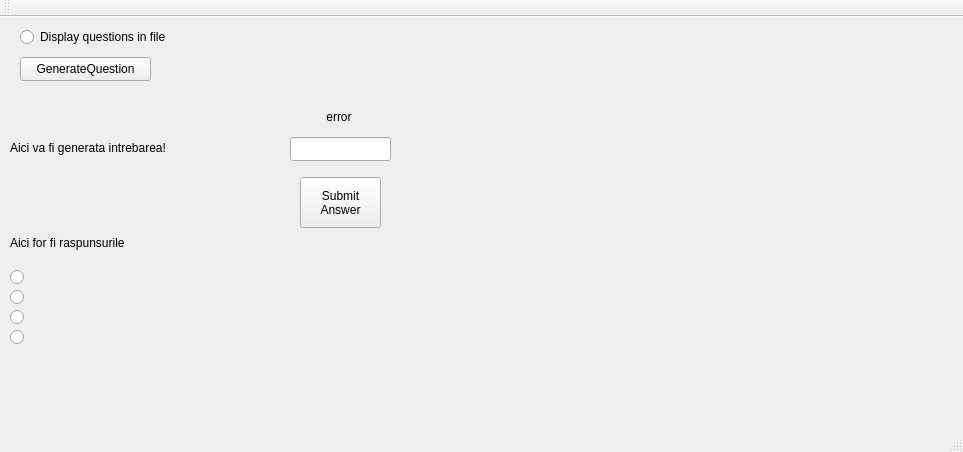
First picture: the form in Triviador/Triviador/Triviador.ui, repository AndreiAndreea/TriviadorMCpp, before the edit.
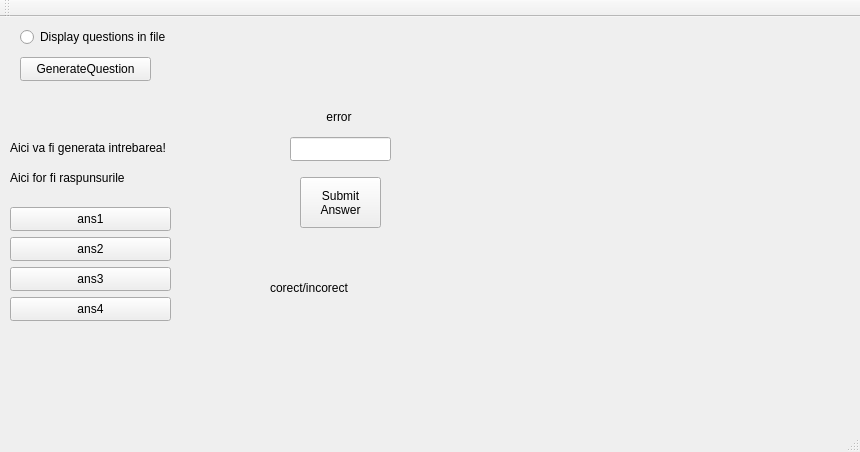
Second picture: the form after the edit.

Commit message: Changed radioButtons in pushButtons. Added CheckMultipleChoiceAnswer method in Triviador class that checks if the current chosen answer is correct. It displays a message whether the answer is correct or the right answer otherwise. Added four methods for each pushButton that call the CheckMultipleChoiceAnswer method to check the selected answer.

The edit to the form file:
```diff
--- a/Triviador/Triviador/Triviador.ui
+++ b/Triviador/Triviador/Triviador.ui
@@ -6,7 +6,7 @@
    <rect>
     <x>0</x>
     <y>0</y>
-    <width>963</width>
+    <width>860</width>
     <height>452</height>
    </rect>
   </property>
@@ -60,9 +60,9 @@
     <property name="geometry">
      <rect>
       <x>10</x>
-      <y>210</y>
-      <width>121</width>
-      <height>31</height>
+      <y>150</y>
+      <width>151</width>
+      <height>21</height>
      </rect>
     </property>
     <property name="text">
@@ -125,56 +125,69 @@
      <bool>true</bool>
     </property>
    </widget>
-   <widget class="QRadioButton" name="mc_ans1">
+   <widget class="QLabel" name="mc_answerVerdict">
+    <property name="geometry">
+     <rect>
+      <x>270</x>
+      <y>230</y>
+      <width>291</width>
+      <height>81</height>
+     </rect>
+    </property>
+    <property name="text">
+     <string>corect/incorect</string>
+    </property>
+   </widget>
+   <widget class="QPushButton" name="mc_ans1">
+    <property name="geometry">
+     <rect>
+      <x>10</x>
+      <y>190</y>
+      <width>161</width>
+      <height>24</height>
+     </rect>
+    </property>
+    <property name="text">
+     <string>ans1</string>
+    </property>
+   </widget>
+   <widget class="QPushButton" name="mc_ans2">
+    <property name="geometry">
+     <rect>
+      <x>10</x>
+      <y>220</y>
+      <width>161</width>
+      <height>24</height>
+     </rect>
+    </property>
+    <property name="text">
+     <string>ans2</string>
+    </property>
+   </widget>
+   <widget class="QPushButton" name="mc_ans3">
     <property name="geometry">
      <rect>
       <x>10</x>
       <y>250</y>
-      <width>191</width>
-      <height>20</height>
+      <width>161</width>
+      <height>24</height>
      </rect>
     </property>
     <property name="text">
-     <string/>
+     <string>ans3</string>
     </property>
    </widget>
-   <widget class="QRadioButton" name="mc_ans2">
+   <widget class="QPushButton" name="mc_ans4">
     <property name="geometry">
      <rect>
       <x>10</x>
-      <y>270</y>
-      <width>191</width>
-      <height>20</height>
+      <y>280</y>
+      <width>161</width>
+      <height>24</height>
      </rect>
     </property>
     <property name="text">
-     <string/>
-    </property>
-   </widget>
-   <widget class="QRadioButton" name="mc_ans3">
-    <property name="geometry">
-     <rect>
-      <x>10</x>
-      <y>290</y>
-      <width>191</width>
-      <height>20</height>
-     </rect>
-    </property>
-    <property name="text">
-     <string/>
-    </property>
-   </widget>
-   <widget class="QRadioButton" name="mc_ans4">
-    <property name="geometry">
-     <rect>
-      <x>10</x>
-      <y>310</y>
-      <width>191</width>
-      <height>20</height>
-     </rect>
-    </property>
-    <property name="text">
-     <string/>
+     <string>ans4</string>
     </property>
    </widget>
   </widget>
```
Left out of the diff: 2 changed lines with no effect on the pictures. The commit also changes 2 other files.
